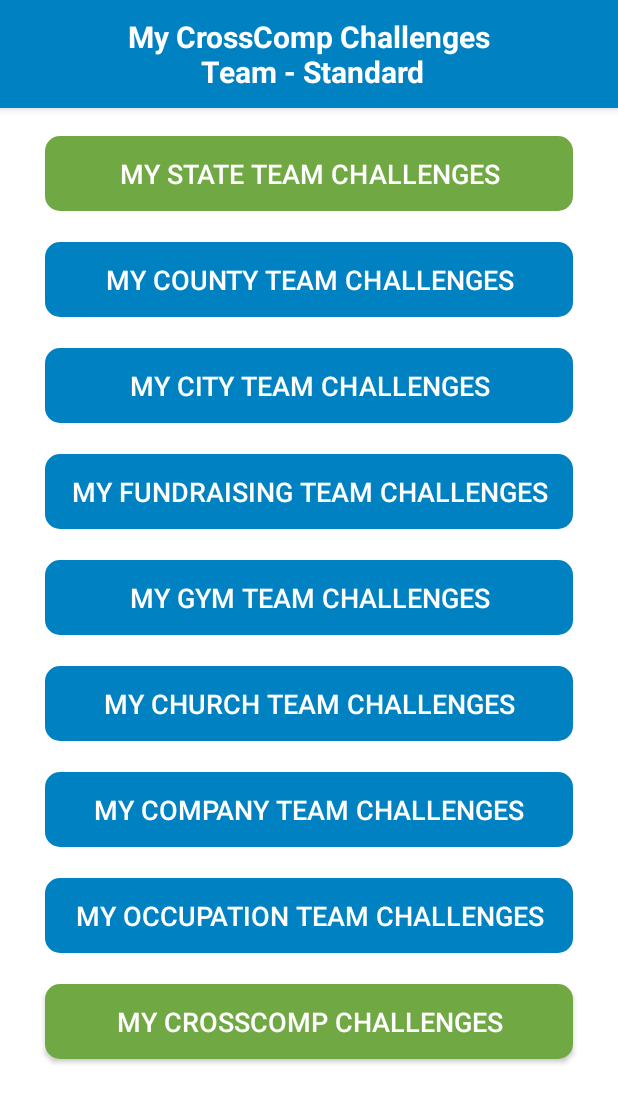
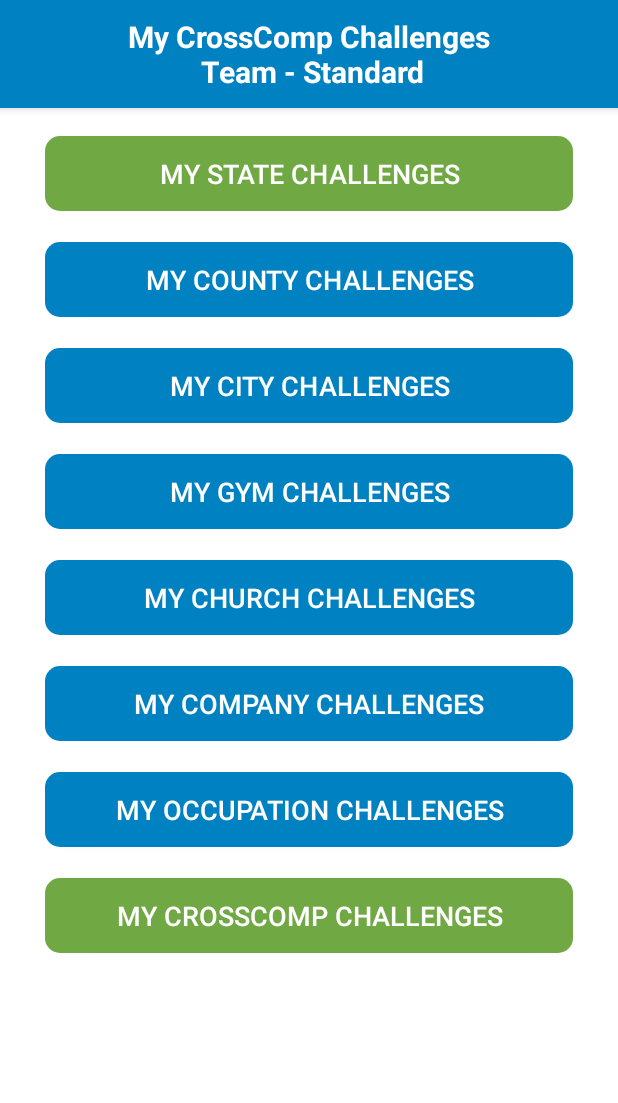
Before and after one commit to awaisali-hub/CrossCompApplication, an Android app: the StandardTeamChallengesScreen1aActivity screen opened directly, with no data from a screen before it, on a phone screen of 412 x 824 dp. Shown: the top 1103 px of the screen. Run offline under Robolectric (Android 15) with nearby library versions, the phone set to English and light mode, and no system bars; our stand-ins replace sdp/ssp sizes.

Commit message:
Syed Awais Ali update 11:00 2/24/2021

```diff
--- a/app/src/main/res/layout/activity_standard_team_challenges_screen1a.xml
+++ b/app/src/main/res/layout/activity_standard_team_challenges_screen1a.xml
@@ -50,7 +50,7 @@
             android:layout_marginStart="30dp"
             android:layout_marginEnd="30dp"
             android:layout_marginBottom="15dp"
-            android:text="My State Team Challenges"
+            android:text="My State Challenges"
             android:textColor="@color/white"
             android:textSize="18sp"
             android:onClick="MoveToCitySelection"
@@ -68,7 +68,7 @@
             android:layout_marginEnd="30dp"
             android:layout_marginBottom="15dp"
             android:backgroundTint="@color/blue"
-            android:text="My County Team Challenges"
+            android:text="My County Challenges"
             android:textColor="@color/white"
             android:textSize="18sp"
             />
@@ -85,27 +85,11 @@
             android:layout_marginEnd="30dp"
             android:layout_marginBottom="15dp"
             android:backgroundTint="@color/blue"
-            android:text="My City Team Challenges"
+            android:text="My City Challenges"
             android:textColor="@color/white"
             android:textSize="18sp"
             />
 
-        <androidx.appcompat.widget.AppCompatButton
-            android:id="@+id/team4"
-            android:layout_marginTop="5dp"
-            android:gravity="center"
-            android:layout_below="@+id/team3"
-            android:background="@drawable/res"
-            android:layout_width="match_parent"
-            android:layout_height="50dp"
-            android:layout_marginStart="30dp"
-            android:layout_marginEnd="30dp"
-            android:layout_marginBottom="15dp"
-            android:backgroundTint="@color/blue"
-            android:text="My Fundraising Team Challenges"
-            android:textColor="@color/white"
-            android:textSize="18sp"
-            />
         <androidx.appcompat.widget.AppCompatButton
             android:id="@+id/team5"
             android:layout_marginTop="5dp"
@@ -118,7 +102,7 @@
             android:layout_marginEnd="30dp"
             android:layout_marginBottom="15dp"
             android:backgroundTint="@color/blue"
-            android:text="My Gym Team Challenges"
+            android:text="My Gym Challenges"
             android:textColor="@color/white"
             android:textSize="18sp"
             android:onClick="MoveToCitySelection"
@@ -136,7 +120,7 @@
             android:layout_marginEnd="30dp"
             android:layout_marginBottom="15dp"
             android:backgroundTint="@color/blue"
-            android:text="My Church Team Challenges"
+            android:text="My Church Challenges"
             android:textColor="@color/white"
             android:textSize="18sp"
             />
@@ -153,7 +137,7 @@
             android:layout_marginEnd="30dp"
             android:layout_marginBottom="15dp"
             android:backgroundTint="@color/blue"
-            android:text="My Company Team Challenges"
+            android:text="My Company Challenges"
             android:textColor="@color/white"
             android:textSize="18sp"
             />
@@ -170,7 +154,7 @@
             android:layout_marginEnd="30dp"
             android:layout_marginBottom="15dp"
             android:backgroundTint="@color/blue"
-            android:text="My Occupation Team Challenges"
+            android:text="My Occupation Challenges"
             android:textColor="@color/white"
             android:textSize="18sp"
             />
```
Also changed, not shown: app/src/main/AndroidManifest.xml (+8 -6 lines), app/src/main/res/layout/activity_challenge_screen0.xml (+5 -3 lines), app/src/main/res/layout/activity_custom_team_challenges_screen1b.xml (+7 -5 lines), app/src/main/res/layout/activity_standard_team_challenges_screen1c.xml (+5 -3 lines).
